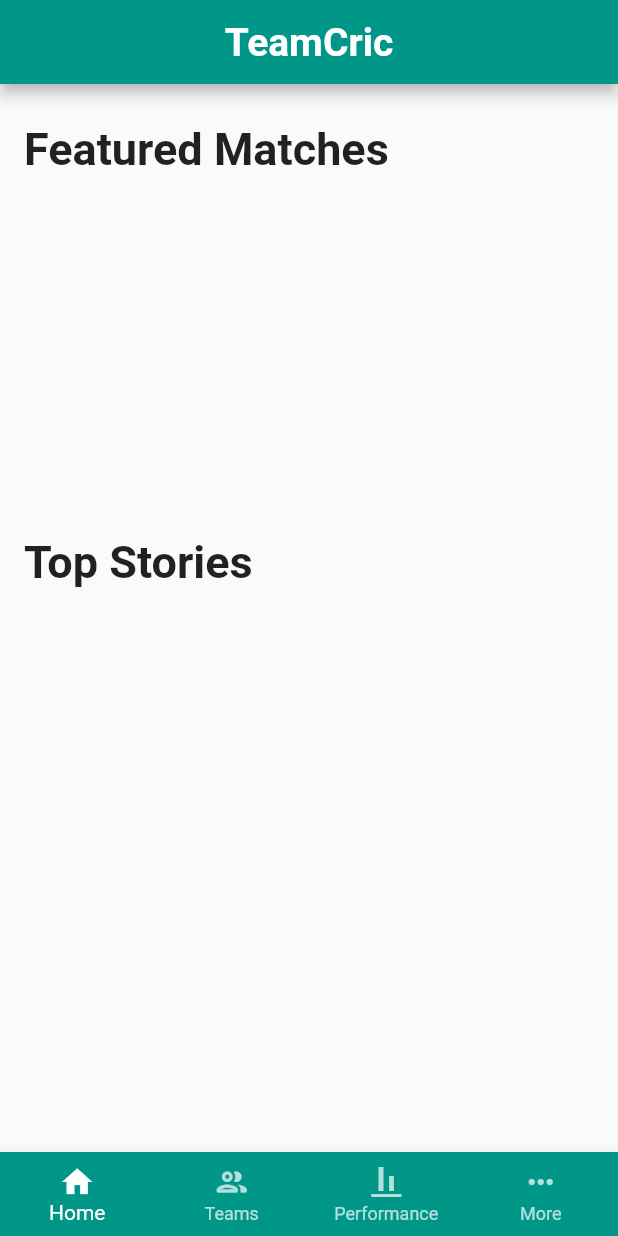
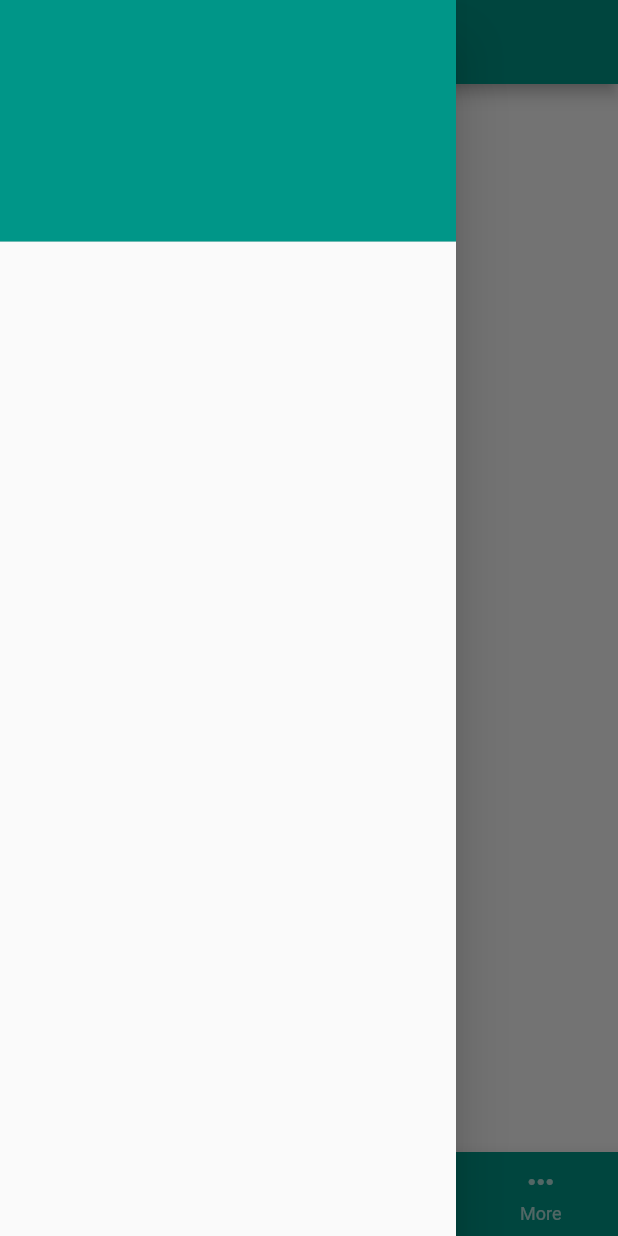
Before and after one commit to gpslakshan/TeamCric, a Flutter app: the screen it shows after launch, with the side drawer open (before the commit the screen has no drawer), on a phone screen of 412 x 824 dp. Run offline on Flutter 3.47's test engine with Material 2 defaults, Android fonts, the phone set to English and light mode, and no system bars; our stand-ins replace cloud_firestore, firebase_core, timeago; accounts and stored records are empty.

Commit message:
Designed the drawer

```diff
--- a/lib/main.dart
+++ b/lib/main.dart
@@ -61,6 +61,26 @@ class _HomepageState extends State<Homepage> {
         ),
       ),
       body: screens[currentIndex],
+
+      drawer: Drawer(
+        child: ListView(
+          padding: const EdgeInsets.all(0),
+          children: <Widget>[
+            DrawerHeader(
+                child: Text('',
+                  style: TextStyle(
+                      fontSize: 26,
+                      fontWeight: FontWeight.bold
+                  ),
+                ),
+                decoration:BoxDecoration(color:Colors.teal),
+            ),
+
+
+
+          ],
+        ),
+      ),
       bottomNavigationBar: BottomNavigationBar(
         type: BottomNavigationBarType.fixed,
         backgroundColor: Colors.teal,
```
